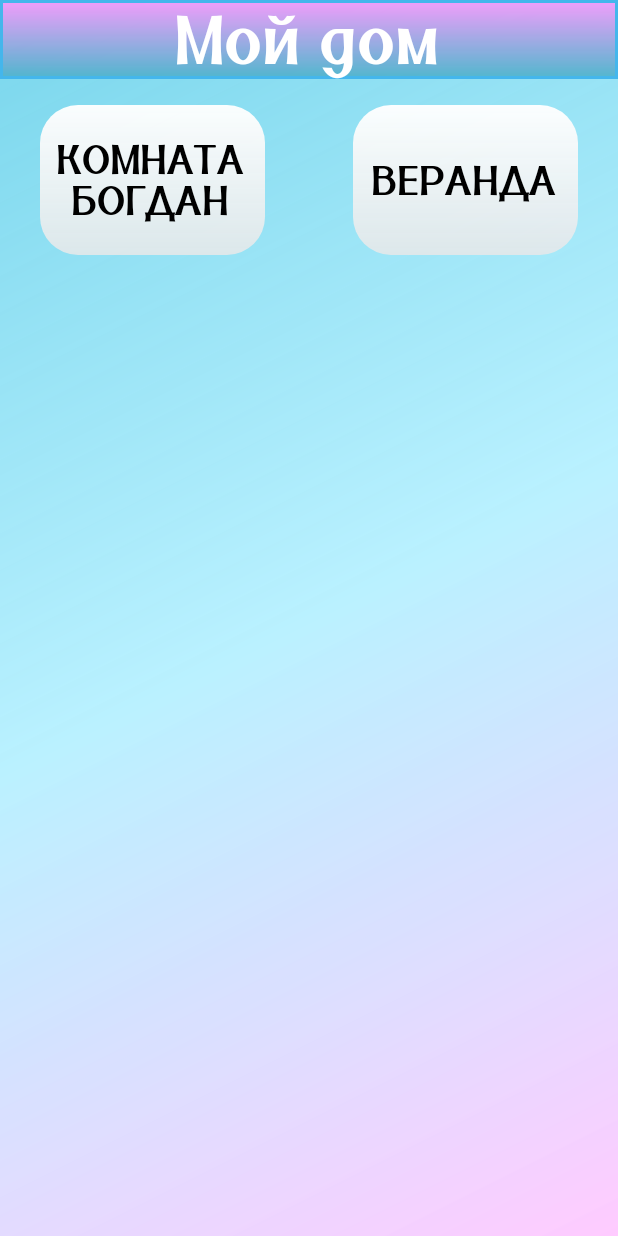
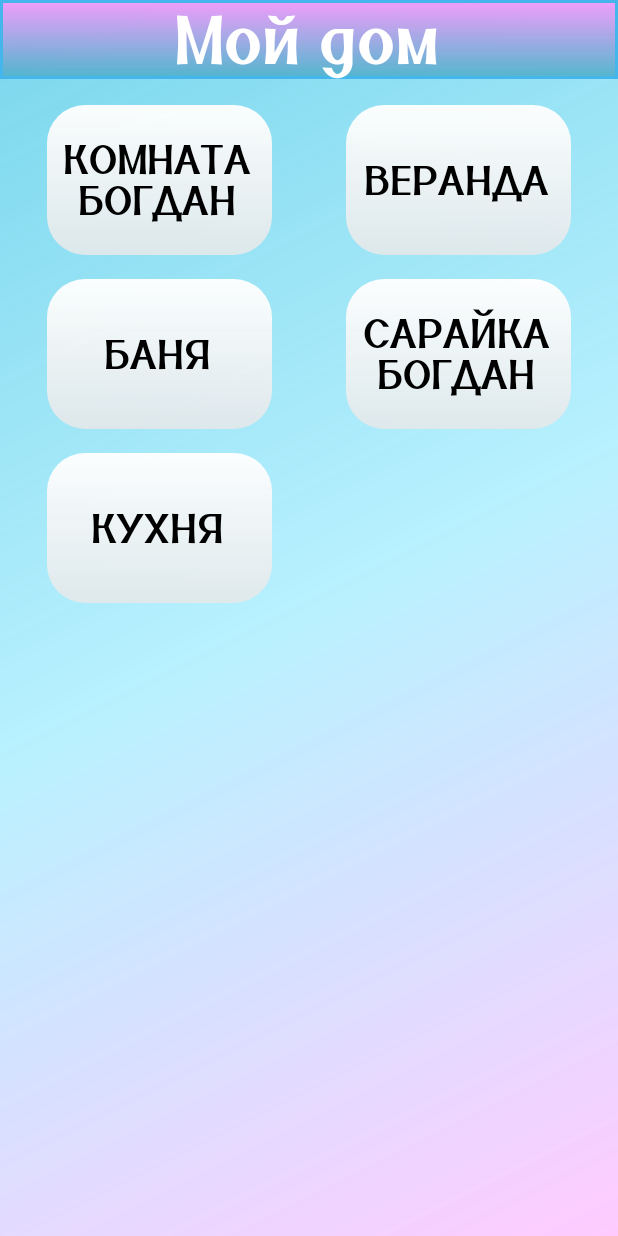
Before and after one commit to Bogdan-Taran/MyApp, an Android app: the screen it shows after launch (TheHomeActivity), on a phone screen of 412 x 824 dp. Run offline under Robolectric (Android 15) with nearby library versions, the phone set to English and light mode, and no system bars.

```diff
--- a/app/src/main/res/layout/activity_the_home.xml
+++ b/app/src/main/res/layout/activity_the_home.xml
@@ -24,7 +24,7 @@
 
     <ScrollView
         android:layout_width="match_parent"
-        android:layout_height="500sp"
+        android:layout_height="wrap_content"
         android:layout_marginStart="1dp"
         android:layout_marginTop="1dp"
         android:layout_marginEnd="1dp"
@@ -38,6 +38,7 @@
             android:layout_height="wrap_content">
 
             <androidx.appcompat.widget.AppCompatButton
+                android:foreground="?android:attr/selectableItemBackground"
                 android:id="@+id/room_bogdan"
                 android:layout_width="150sp"
                 android:layout_height="100sp"
@@ -64,6 +65,51 @@
                 android:textSize="@dimen/text_size_names_of_rooms"
                 android:layout_marginEnd="@dimen/activity_horizontal_margin"/>
 
+            <androidx.appcompat.widget.AppCompatButton
+
+                android:id="@+id/banya"
+                android:layout_width="150sp"
+                android:layout_height="100sp"
+                android:layout_marginStart="@dimen/activity_horizontal_margin"
+                android:layout_marginTop="132sp"
+                android:background="@drawable/gradient_for_buttons"
+                android:fontFamily="@font/beauty_font_rus"
+                android:text="Баня"
+                android:textColor="@color/black"
+                android:textSize="@dimen/text_size_names_of_rooms"
+                android:layout_gravity="start"
+                />
+
+            <androidx.appcompat.widget.AppCompatButton
+                android:id="@+id/sarayka_bogdan"
+                android:layout_width="150sp"
+                android:layout_height="100sp"
+                android:layout_marginTop="132sp"
+                android:layout_gravity="end"
+                android:background="@drawable/gradient_for_buttons"
+                android:fontFamily="@font/beauty_font_rus"
+                android:text="Сарайка Богдан"
+                android:textColor="@color/black"
+                android:textSize="@dimen/text_size_names_of_rooms"
+                android:layout_marginEnd="@dimen/activity_horizontal_margin"/>
+
+            <androidx.appcompat.widget.AppCompatButton
+
+                android:id="@+id/kuhnya"
+                android:layout_width="150sp"
+                android:layout_height="100sp"
+                android:layout_marginStart="@dimen/activity_horizontal_margin"
+                android:layout_marginTop="248sp"
+                android:background="@drawable/gradient_for_buttons"
+                android:fontFamily="@font/beauty_font_rus"
+                android:text="Кухня"
+                android:textColor="@color/black"
+                android:textSize="@dimen/text_size_names_of_rooms"
+                android:layout_gravity="start"
+                />
+
+
+
         </FrameLayout>
 
     </ScrollView>
--- a/app/src/main/res/values/dimens.xml
+++ b/app/src/main/res/values/dimens.xml
@@ -1,6 +1,6 @@
 <resources>
     <!-- Default screen margins, per the Android Design guidelines. -->
-    <dimen name="activity_horizontal_margin">25sp</dimen>
+    <dimen name="activity_horizontal_margin">30sp</dimen>
     <dimen name="activity_vertical_margin">16sp</dimen>
     <dimen name="text_size_names_of_activities_inTop">45sp</dimen>  //размер шрифта для верхней надписи на страницах
     <dimen name="text_size_names_of_rooms">27sp</dimen>
--- a/app/src/main/res/values/strings.xml
+++ b/app/src/main/res/values/strings.xml
@@ -1,4 +1,4 @@
 <resources>
     <string name="app_name">Remote WiFi</string>
-    <string name="room_bogdan">Комната Богдан</string>
+
 </resources>
```
Also changed, not shown: app/src/main/java/com/example/remotewifi/TheHomeActivity.java (+16 -17 lines), app/src/main/res/drawable/gradient_for_buttons_change1.xml (renamed from app/src/main/res/drawable/btn_difrnt_txtsize.xml, +6 -3 lines).
